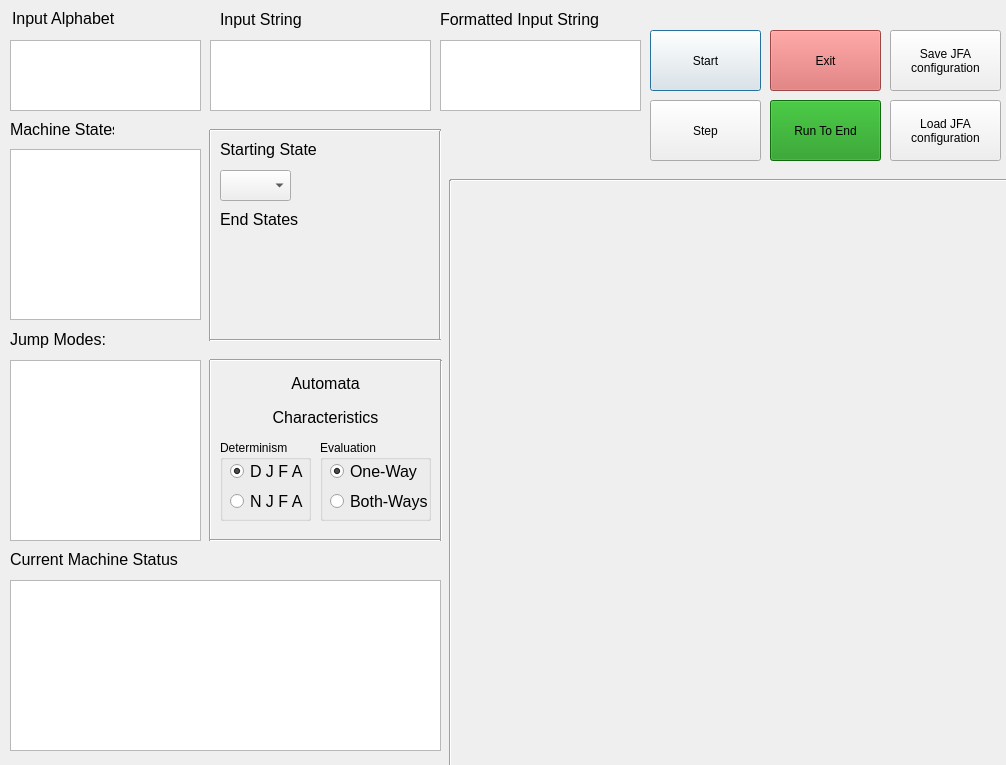
Qt form baseUI.ui (JackG256/JFA-Sim) before a commit.
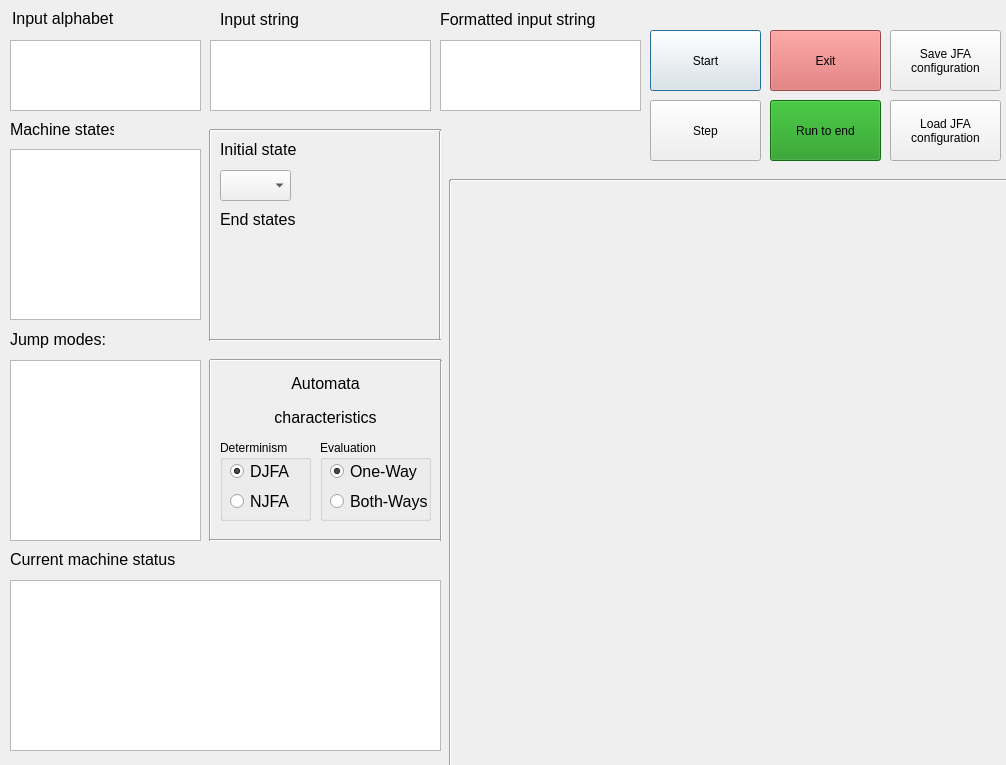
The same form after that commit.

Commit message: Modified names of fields

What changed in the file:
```diff
--- a/baseUI.ui
+++ b/baseUI.ui
@@ -96,7 +96,7 @@
     </font>
    </property>
    <property name="text">
-    <string>Input Alphabet</string>
+    <string>Input alphabet</string>
    </property>
   </widget>
   <widget class="QTextEdit" name="machineStatesText">
@@ -135,7 +135,7 @@
     </font>
    </property>
    <property name="text">
-    <string>Machine States</string>
+    <string>Machine states</string>
    </property>
   </widget>
   <widget class="QTextEdit" name="inputStringText">
@@ -174,7 +174,7 @@
     </font>
    </property>
    <property name="text">
-    <string>Input String</string>
+    <string>Input string</string>
    </property>
   </widget>
   <widget class="QLabel" name="label_8">
@@ -192,7 +192,7 @@
     </font>
    </property>
    <property name="text">
-    <string>Current Machine Status</string>
+    <string>Current machine status</string>
    </property>
   </widget>
   <widget class="QTextEdit" name="statusText">
@@ -274,7 +274,7 @@
     <string notr="true">background-color: rgb(22, 149, 19);</string>
    </property>
    <property name="text">
-    <string>Run To End</string>
+    <string>Run to end</string>
    </property>
   </widget>
   <widget class="QTextEdit" name="outputStringTextFormatted">
@@ -318,7 +318,7 @@
     </font>
    </property>
    <property name="text">
-    <string>Formatted Input String</string>
+    <string>Formatted input string</string>
    </property>
   </widget>
   <widget class="QComboBox" name="statesCombobox">
@@ -346,7 +346,7 @@
     </font>
    </property>
    <property name="text">
-    <string>Starting State</string>
+    <string>Initial state</string>
    </property>
   </widget>
   <widget class="QLabel" name="label_11">
@@ -364,7 +364,7 @@
     </font>
    </property>
    <property name="text">
-    <string>End States</string>
+    <string>End states</string>
    </property>
   </widget>
   <widget class="QWidget" name="gridLayoutWidget">
@@ -518,7 +518,7 @@
      <string>&lt;html&gt;&lt;head/&gt;&lt;body&gt;&lt;p&gt;&lt;span style=&quot; font-size:10pt;&quot;&gt;The characteristics decide how an automata handles transitions and jumps from state to state&lt;br/&gt;&lt;br/&gt;&lt;/span&gt;&lt;span style=&quot; font-size:10pt; font-weight:600;&quot;&gt;D F A - Deterministic Finite Automata&lt;br/&gt;&lt;/span&gt;&lt;span style=&quot; font-size:10pt;&quot;&gt;Has only one possible state it can be at at the time. Every transition and jump function allows to shift only to one state.&lt;/span&gt;&lt;/p&gt;&lt;/body&gt;&lt;/html&gt;</string>
     </property>
     <property name="text">
-     <string>D J F A</string>
+     <string>DJFA</string>
     </property>
     <property name="checked">
      <bool>true</bool>
@@ -542,7 +542,7 @@
      <string>&lt;html&gt;&lt;head/&gt;&lt;body&gt;&lt;p&gt;&lt;span style=&quot; font-size:10pt;&quot;&gt;The characteristics decide how an automata handles transitions and jumps from state to state&lt;/span&gt;&lt;/p&gt;&lt;p&gt;&lt;span style=&quot; font-size:10pt; font-weight:600;&quot;&gt;N F A - Non-Deterministic Finite Automata&lt;br/&gt;&lt;/span&gt;&lt;span style=&quot; font-size:10pt;&quot;&gt;Can be in multiple states at a time. Any transition and jump function allows to shift into multiple states at once.&lt;/span&gt;&lt;/p&gt;&lt;/body&gt;&lt;/html&gt;</string>
     </property>
     <property name="text">
-     <string>N J F A</string>
+     <string>NJFA</string>
     </property>
     <property name="checked">
      <bool>false</bool>
@@ -661,7 +661,7 @@
          </font>
         </property>
         <property name="text">
-         <string>&lt;html&gt;&lt;head/&gt;&lt;body&gt;&lt;p align=&quot;center&quot;&gt;Characteristics&lt;/p&gt;&lt;/body&gt;&lt;/html&gt;</string>
+         <string>&lt;html&gt;&lt;head/&gt;&lt;body&gt;&lt;p align=&quot;center&quot;&gt;characteristics&lt;/p&gt;&lt;/body&gt;&lt;/html&gt;</string>
         </property>
        </widget>
       </item>
@@ -731,7 +731,7 @@
     </font>
    </property>
    <property name="text">
-    <string>Jump Modes:</string>
+    <string>Jump modes:</string>
    </property>
   </widget>
  </widget>
```
